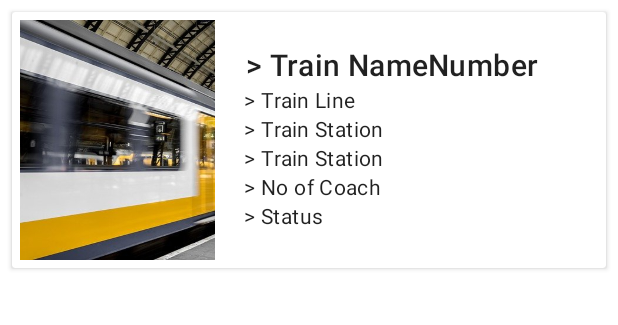
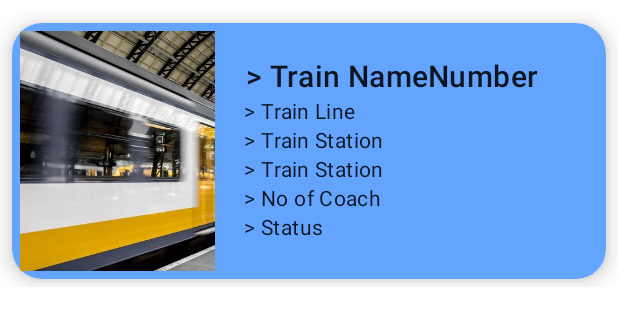
Before and after one commit to DanTheT/RailwayReservation, an Android app: the layout list_info.xml on its own in the app's theme, with its tools: preview values and no code run, on a phone screen of 412 x 824 dp. Shown: the top 325 px of the screen. Run offline under Robolectric (Android 15) with nearby library versions, the phone set to English and light mode, and no system bars.

Commit message:
Committed new adjustments

```diff
--- a/app/src/main/res/layout/fragment_overall_train_info.xml
+++ b/app/src/main/res/layout/fragment_overall_train_info.xml
@@ -32,11 +32,11 @@
         android:id="@+id/displayTrainInfo"
         android:layout_width="0dp"
         android:layout_height="0dp"
+        android:layout_marginBottom="?attr/actionBarSize"
         app:layout_constraintBottom_toBottomOf="parent"
         app:layout_constraintEnd_toEndOf="parent"
         app:layout_constraintStart_toStartOf="parent"
-        app:layout_constraintTop_toBottomOf="@+id/topBarLayout"
-        app:layout_constraintVertical_bias="1.0" />
+        app:layout_constraintTop_toBottomOf="@+id/topBarLayout" />
 
     <com.google.android.material.floatingactionbutton.FloatingActionButton
         android:id="@+id/floatingActionButton"
--- a/app/src/main/res/layout/fragment_overall_train_schedule.xml
+++ b/app/src/main/res/layout/fragment_overall_train_schedule.xml
@@ -37,6 +37,7 @@
         app:layout_constraintHorizontal_bias="0.0"
         app:layout_constraintStart_toStartOf="parent"
         app:layout_constraintTop_toBottomOf="@+id/searchName"
+        android:layout_marginBottom="?attr/actionBarSize"
         app:layout_constraintVertical_bias="0.308" />
 
     <com.google.android.material.textfield.TextInputLayout
--- a/app/src/main/res/layout/list_info.xml
+++ b/app/src/main/res/layout/list_info.xml
@@ -1,11 +1,27 @@
 <?xml version="1.0" encoding="utf-8"?>
-<androidx.cardview.widget.CardView xmlns:android="http://schemas.android.com/apk/res/android"
+<androidx.constraintlayout.widget.ConstraintLayout xmlns:android="http://schemas.android.com/apk/res/android"
     xmlns:app="http://schemas.android.com/apk/res-auto"
+    xmlns:tools="http://schemas.android.com/tools"
+    android:layout_width="match_parent"
+    android:layout_height="wrap_content">
+
+    <androidx.cardview.widget.CardView
         android:layout_width="match_parent"
         android:layout_height="wrap_content"
-    android:layout_margin="8dp">
+        app:cardCornerRadius="20dp"
+        app:cardElevation="8dp"
+        app:cardBackgroundColor="@color/primary_light_blue"
+        android:layout_marginTop="15dp"
+        android:layout_marginBottom="5dp"
+        android:layout_marginStart="8dp"
+        android:layout_marginEnd="8dp"
+        app:layout_constraintBottom_toBottomOf="parent"
+        app:layout_constraintEnd_toEndOf="parent"
+        app:layout_constraintStart_toStartOf="parent"
+        app:layout_constraintTop_toTopOf="parent" >
 
         <LinearLayout
+            android:id="@+id/linearLayout2"
             android:layout_width="match_parent"
             android:layout_height="wrap_content"
             android:orientation="horizontal"
@@ -55,8 +71,7 @@
                 <LinearLayout
                     android:layout_width="match_parent"
                     android:layout_height="wrap_content"
-                android:orientation="horizontal"
-                >
+                    android:orientation="horizontal">
 
                     <TextView
                         style="@style/TextAppearance.MaterialComponents.Body2"
@@ -142,13 +157,14 @@
 
                     <TextView
                         android:id="@+id/trainStatus"
+                        style="@style/TextAppearance.MaterialComponents.Body2"
                         android:layout_width="wrap_content"
-                    android:text="Status"
                         android:layout_height="wrap_content"
-                    style="@style/TextAppearance.MaterialComponents.Body2"/>
+                        android:text="Status" />
                 </LinearLayout>
 
             </LinearLayout>
 
         </LinearLayout>
     </androidx.cardview.widget.CardView>
+</androidx.constraintlayout.widget.ConstraintLayout>
```
Also changed, not shown: app/src/main/java/com/example/railwayreservation/admin/trainSeats/OverallTrainSeatsFragment.kt (+8 -6 lines), app/src/main/res/drawable/ic_search_24.xml (added, +10 -0 lines), app/src/main/res/layout/list_schedule.xml (+25 -11 lines), app/src/main/res/menu/top_app_bar_search.xml (added, +10 -0 lines). Lines whose indentation alone changed are shown as unchanged.
